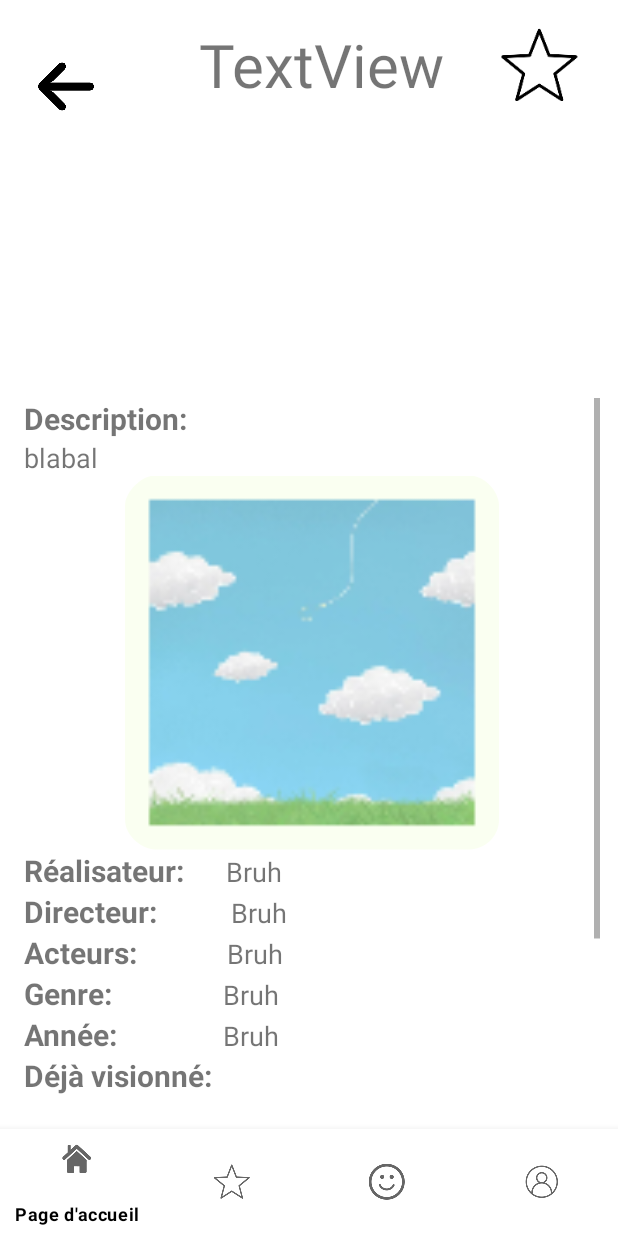
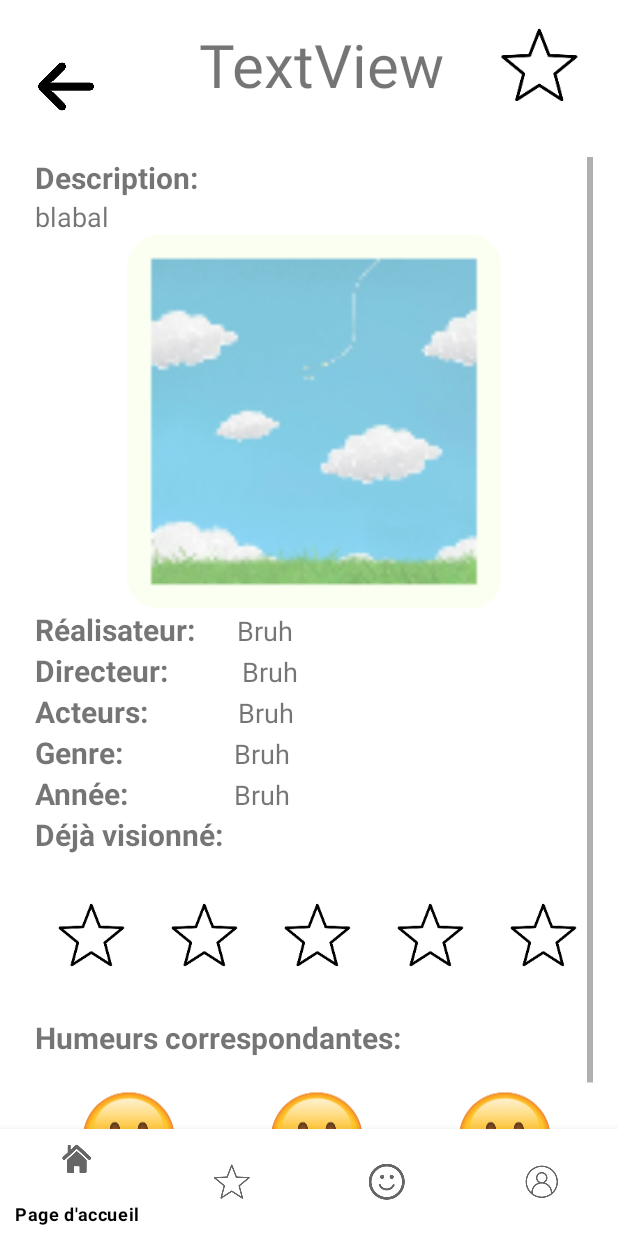
Before and after one commit to jayouimet/Devoir_04, an Android app: the filmDescription screen opened directly, with no data from a screen before it, on a phone screen of 412 x 824 dp. Run offline under Robolectric (Android 15) with nearby library versions, the phone set to English and light mode, and no system bars; 10 statements that could not run were skipped.

Commit message:
modification page film

```diff
--- a/Implementation/app/src/main/res/layout/activity_film_description.xml
+++ b/Implementation/app/src/main/res/layout/activity_film_description.xml
@@ -21,14 +21,15 @@
 
     <ScrollView
         android:id="@+id/scrollviewfilm"
-        android:layout_width="384dp"
-        android:layout_height="516dp"
+        android:layout_width="372dp"
+        android:layout_height="675dp"
         android:layout_marginBottom="68dp"
         android:translationY="25dp"
         app:layout_constraintBottom_toBottomOf="parent"
         app:layout_constraintEnd_toEndOf="parent"
         app:layout_constraintHorizontal_bias="0.578"
-        app:layout_constraintStart_toStartOf="parent">
+        app:layout_constraintStart_toStartOf="parent"
+        app:layout_constraintTop_toBottomOf="@+id/titrefilm">
 
         <LinearLayout
             android:layout_width="match_parent"
```
